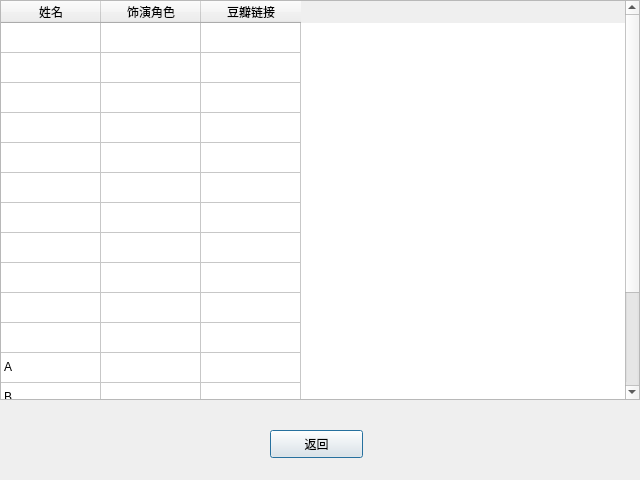
Above: GUI/AllCastDialogUI.ui from ljcleo/DBProj before the change. Below: the same form after it.
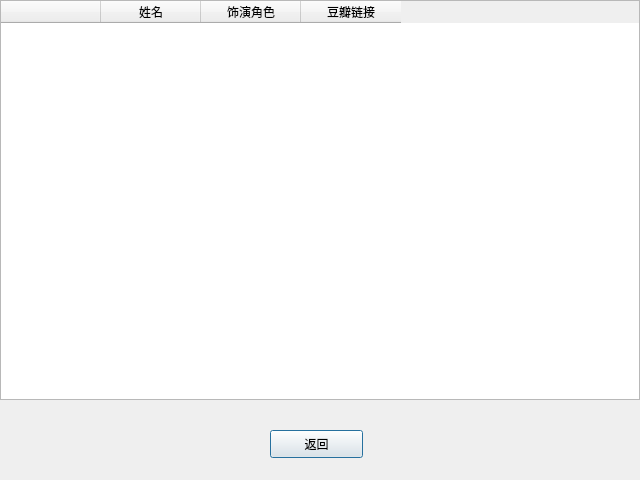
That is the form after the change.

The edit to the form file:
```diff
--- a/GUI/AllCastDialogUI.ui
+++ b/GUI/AllCastDialogUI.ui
@@ -25,92 +25,14 @@
    <property name="editTriggers">
     <set>QAbstractItemView::NoEditTriggers</set>
    </property>
-   <attribute name="horizontalHeaderVisible">
-    <bool>true</bool>
-   </attribute>
    <attribute name="verticalHeaderVisible">
     <bool>false</bool>
    </attribute>
-   <row>
+   <column>
     <property name="text">
-     <string>1</string>
+     <string/>
     </property>
-   </row>
-   <row>
-    <property name="text">
-     <string>新建行</string>
-    </property>
-   </row>
-   <row>
-    <property name="text">
-     <string>新建行</string>
-    </property>
-   </row>
-   <row>
-    <property name="text">
-     <string>新建行</string>
-    </property>
-   </row>
-   <row>
-    <property name="text">
-     <string>新建行</string>
-    </property>
-   </row>
-   <row>
-    <property name="text">
-     <string>新建行</string>
-    </property>
-   </row>
-   <row>
-    <property name="text">
-     <string>新建行</string>
-    </property>
-   </row>
-   <row>
-    <property name="text">
-     <string>新建行</string>
-    </property>
-   </row>
-   <row>
-    <property name="text">
-     <string>新建行</string>
-    </property>
-   </row>
-   <row>
-    <property name="text">
-     <string>新建行</string>
-    </property>
-   </row>
-   <row>
-    <property name="text">
-     <string>新建行</string>
-    </property>
-   </row>
-   <row>
-    <property name="text">
-     <string>新建行</string>
-    </property>
-   </row>
-   <row>
-    <property name="text">
-     <string>新建行</string>
-    </property>
-   </row>
-   <row>
-    <property name="text">
-     <string>新建行</string>
-    </property>
-   </row>
-   <row>
-    <property name="text">
-     <string>新建行</string>
-    </property>
-   </row>
-   <row>
-    <property name="text">
-     <string>新建行</string>
-    </property>
-   </row>
+   </column>
    <column>
     <property name="text">
      <string>姓名</string>
@@ -126,16 +48,6 @@
      <string>豆瓣链接</string>
     </property>
    </column>
-   <item row="11" column="0">
-    <property name="text">
-     <string>A</string>
-    </property>
-   </item>
-   <item row="12" column="0">
-    <property name="text">
-     <string>B</string>
-    </property>
-   </item>
   </widget>
   <widget class="QPushButton" name="ReturnButton">
    <property name="geometry">
```
Left out of the diff: 19 changed lines with no effect on the pictures.
